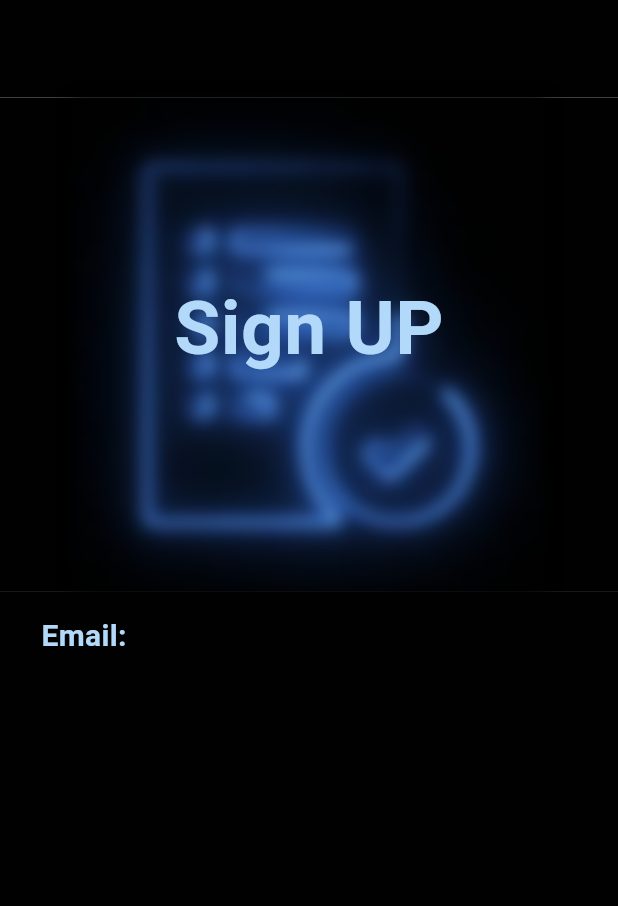
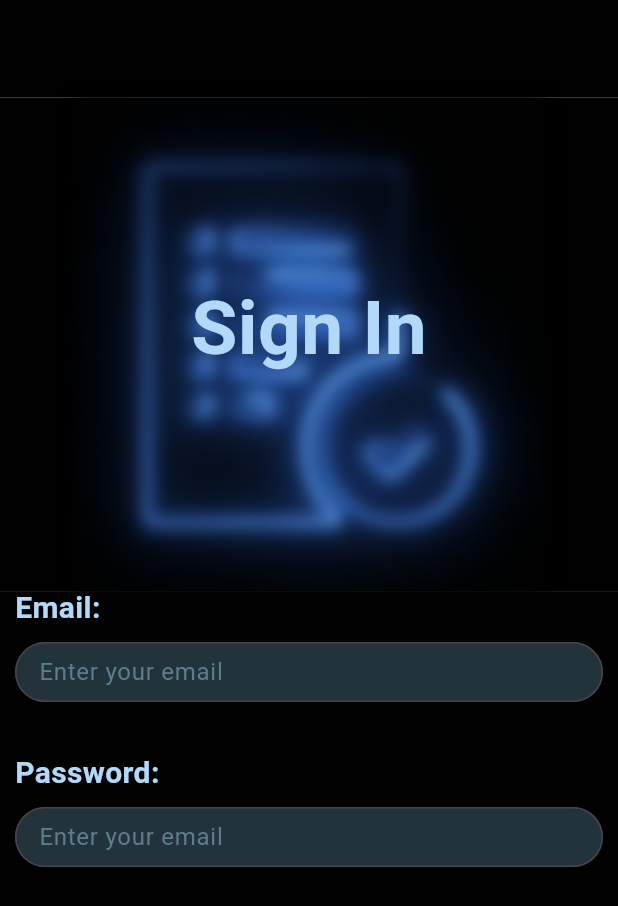
Before and after one commit to Dragolm/taskstorm, a Flutter app: the screen it shows after launch, on a phone screen of 412 x 824 dp. Shown: the top 906 px of the screen. Run offline on Flutter 3.47's test engine with Material 3 defaults, Android fonts, the phone set to English and light mode, and no system bars; our stand-ins replace flutter_dotenv, supabase_flutter; accounts and stored records are empty.

Commit message:
added password field in signIn and cleaned up code

```diff
--- a/lib/constants.dart
+++ b/lib/constants.dart
@@ -7,6 +7,7 @@ const creamyPink = Color(0xFFFFEEDD);
 const brownishPink = Color(0xFF452535);
 const blueText = Color(0xFFB2D9F9);
 const backgroundBlack = Color(0xFF010101);
+const textFieldBlue = Color(0xFF22333C);
 
 //routes
 const signUpRoute = '/signUp';
--- a/lib/pages/sign_in.dart
+++ b/lib/pages/sign_in.dart
@@ -1,10 +1,8 @@
-import 'dart:developer';
 import 'dart:ui';
 import 'package:flutter/material.dart';
 //import 'package:supabase_flutter/supabase_flutter.dart';
 import 'package:taskstorm/constants.dart';
 //import 'package:taskstorm/main.dart';
-import 'package:taskstorm/auth_services.dart';
 
 var deviceHeight = height;
 var deviceWidth = width;
@@ -17,30 +15,32 @@ class SignIn extends StatefulWidget {
 }
 
 class _SignInState extends State<SignIn> {
-  final TextEditingController _name = TextEditingController();
+  final TextEditingController _password = TextEditingController();
   final TextEditingController _email = TextEditingController();
   // final AuthServices auther = AuthServices();
 
   @override
   void initState() {
+    // bool _passwordVisible = true;
     super.initState();
   }
 
   @override
   void dispose() {
-    _name.dispose();
+    _password.dispose();
     _email.dispose();
     super.dispose();
   }
 
   @override
   Widget build(BuildContext context) {
-    return SignInUI(context);
+    return signInUI(context);
   }
 
-  Scaffold SignInUI(BuildContext context) {
+  Scaffold signInUI(BuildContext context) {
     return Scaffold(
-      body: Stack(
+      body: SingleChildScrollView(
+        child: Stack(
           children: [
             Column(
               children: [
@@ -49,12 +49,10 @@ class _SignInState extends State<SignIn> {
                   color: backgroundBlack,
                   height: deviceHeight / 2.5,
                   width: deviceWidth,
-                child: Container(
                   child: ImageFiltered(
                     imageFilter: ImageFilter.blur(sigmaX: 5.0, sigmaY: 5.0),
                     child: const Image(
                       image: AssetImage('lib/assets/neon_blue_tasklist.png'),
-                    ),
                     ),
                   ),
                 ),
@@ -71,7 +69,7 @@ class _SignInState extends State<SignIn> {
               SizedBox(height: deviceHeight / 4.5),
               Center(
                 child: Text(
-                  'Sign UP',
+                  'Sign In',
                   style: TextStyle(
                     fontSize: 50.0,
                     color: blueText,
@@ -79,11 +77,25 @@ class _SignInState extends State<SignIn> {
                   ),
                 ),
               ),
-              SizedBox(height: deviceHeight / 6.5),
+              SizedBox(height: deviceHeight/8),
+              textWithField(text: 'Email:', keyType: TextInputType.emailAddress, controller: _email),
+              textWithField(text: 'Password:', keyType: TextInputType.visiblePassword, controller: _password)
+            ],
+          ),
+          ],
+        ),
+      ),
+    );
+  }
+
+  Column textWithField({required String text, required TextInputType keyType, required TextEditingController controller}) {
+    return Column(
+              crossAxisAlignment: CrossAxisAlignment.start,
+              children: [
                 Padding(
-                padding: EdgeInsets.all(deviceWidth / 15),
+                  padding: EdgeInsets.only(left: 10, top: deviceHeight/25, bottom: 8.0),
                   child: Text(
-                  'Email:',
+                    text,
                     style: TextStyle(
                       color: blueText,
                       fontSize: 20,
@@ -91,10 +103,34 @@ class _SignInState extends State<SignIn> {
                     ),
                   ),
                 ),
-            ],
+                Padding(
+                  padding: const EdgeInsets.only(left: 10.0, right: 10.0),
+                  child: SizedBox(
+                    height: 40,
+                    child: TextField(
+                      keyboardType: keyType,
+                      controller: controller,
+                      style: TextStyle(color: blueText),
+                      textAlignVertical: TextAlignVertical(y: -0.0),
+                      decoration: InputDecoration(
+                        hintText: 'Enter your email',
+                        hintStyle: TextStyle(color: Colors.blueGrey),
+                        fillColor: textFieldBlue,
+                        filled: true,
+                        contentPadding: EdgeInsets.only(left: 12, bottom: 0.0),// bottom: -25.0, top: 40),
+                        border: OutlineInputBorder(
+                          borderRadius: BorderRadius.circular(30),
+                          borderSide: BorderSide(width: 2.0),
+                        ),
+                        focusedBorder: OutlineInputBorder(
+                          borderSide: BorderSide(color: Colors.blue),
+                          borderRadius: BorderRadius.circular(30),
+                        ),
+                      ),
+                    ),
+                  ),
                 ),
               ],
-      ),
             );
   }
 }
```
Also changed, not shown: lib/assets/image 3.png (deleted). Lines whose indentation alone changed are shown as unchanged.
